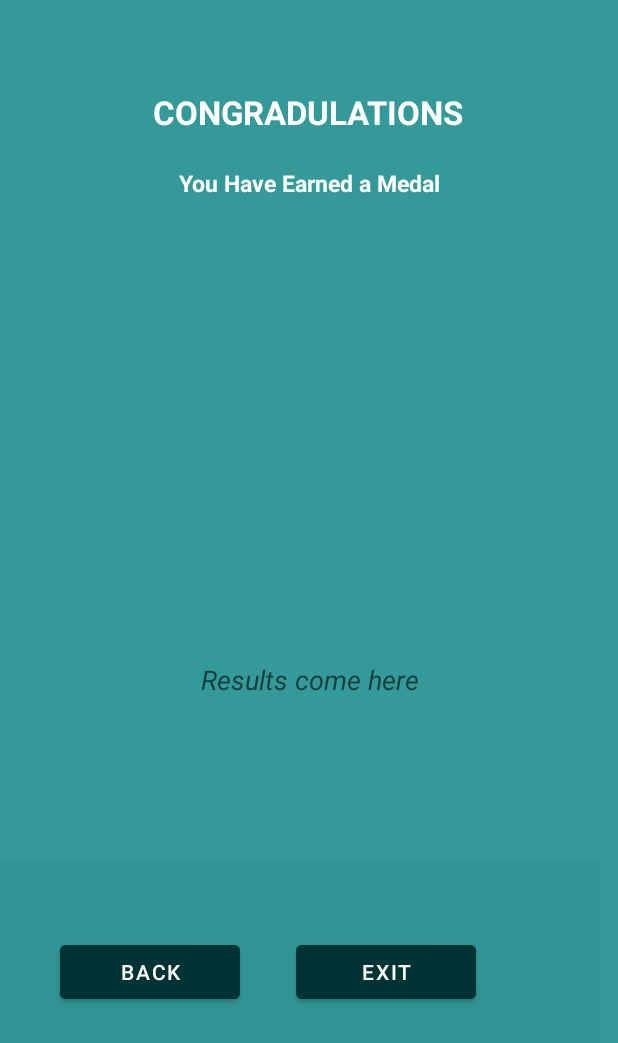
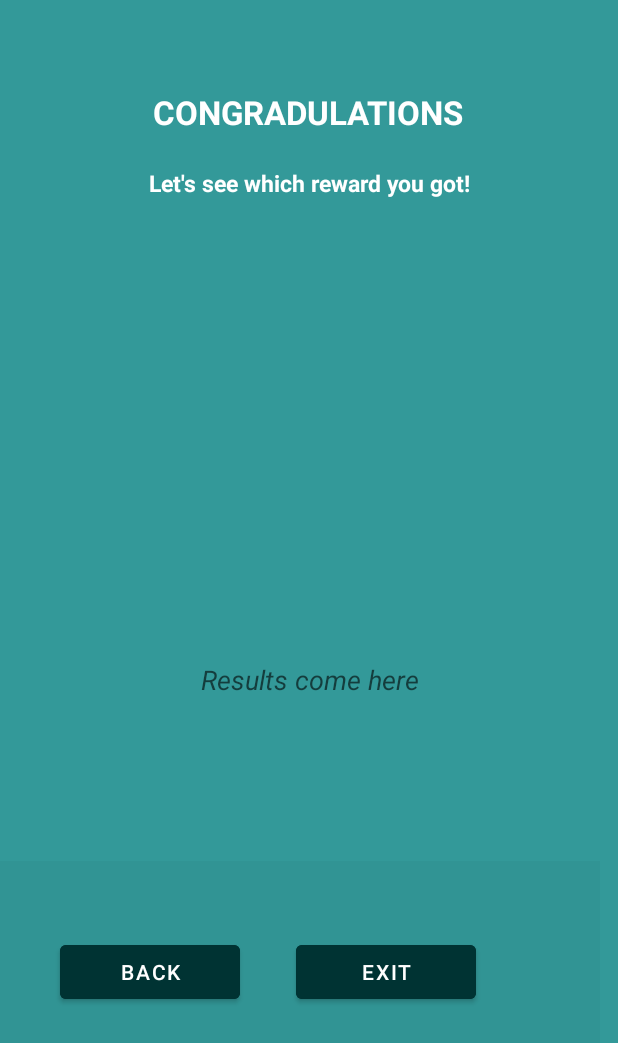
Before and after one commit to Taehillah/Walk_Buddy, an Android app: the layout activity_main2.xml on its own in the app's theme, with its tools: preview values and no code run, on a phone screen of 412 x 824 dp. Shown: the top 1043 px of the screen. Run offline under Robolectric (Android 15) with nearby library versions, the phone set to English and light mode, and no system bars.

Commit message:
fixed the gui

```diff
--- a/app/src/main/res/layout/activity_main2.xml
+++ b/app/src/main/res/layout/activity_main2.xml
@@ -29,7 +29,7 @@
         android:layout_marginStart="50dp"
         android:layout_marginTop="20dp"
         android:layout_marginEnd="51dp"
-        android:hint="You Have Earned a Medal"
+        android:hint="Let's see which reward you got!"
         android:textAlignment="center"
         android:textColor="@color/white"
         android:textColorHint="@color/white"
```
